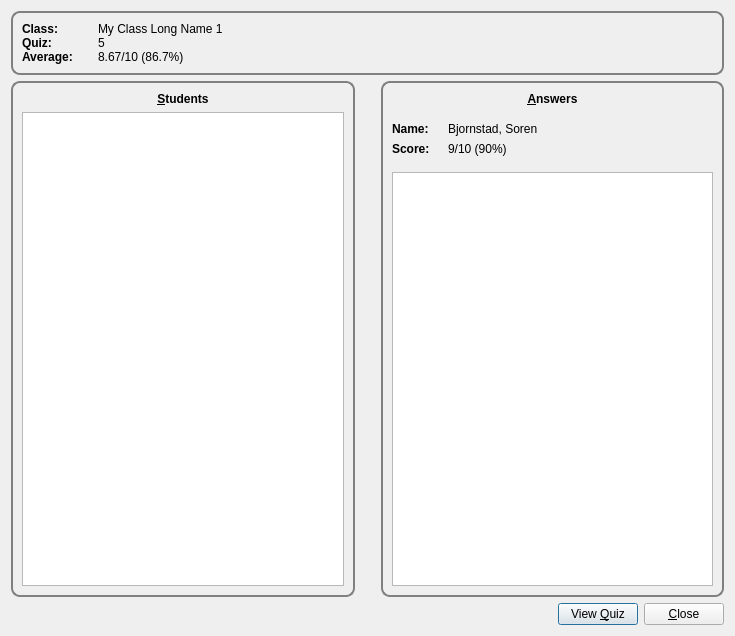
The window that designer/results.ui (sobjornstad/clicker-quiz-manager) describes before a commit, drawn with Qt 5.
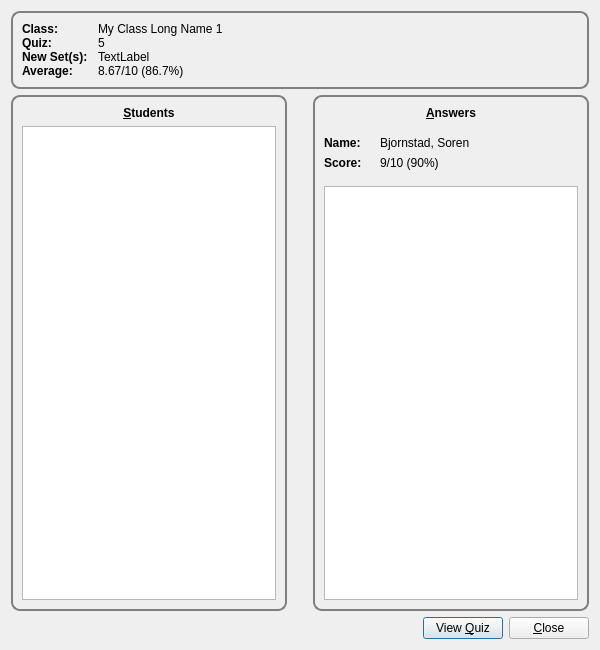
The same window after the commit.

Commit message:
implement viewing of results
Does what it says on the tin.

Diff of the .ui file:
```diff
--- a/designer/results.ui
+++ b/designer/results.ui
@@ -6,8 +6,8 @@
    <rect>
     <x>0</x>
     <y>0</y>
-    <width>735</width>
-    <height>636</height>
+    <width>600</width>
+    <height>650</height>
    </rect>
   </property>
   <property name="windowTitle">
@@ -49,7 +49,7 @@
             </property>
            </widget>
           </item>
-          <item row="2" column="0">
+          <item row="3" column="0">
            <widget class="QLabel" name="label_7">
             <property name="minimumSize">
              <size>
@@ -68,7 +68,7 @@
             </property>
            </widget>
           </item>
-          <item row="2" column="1">
+          <item row="3" column="1">
            <widget class="QLabel" name="averageLabel">
             <property name="text">
              <string>8.67/10 (86.7%)</string>
@@ -89,6 +89,20 @@
             </property>
            </widget>
           </item>
+          <item row="2" column="0">
+           <widget class="QLabel" name="label_4">
+            <property name="text">
+             <string>&lt;html&gt;&lt;head/&gt;&lt;body&gt;&lt;p&gt;&lt;span style=&quot; font-weight:600;&quot;&gt;New Set(s):&lt;/span&gt;&lt;/p&gt;&lt;/body&gt;&lt;/html&gt;</string>
+            </property>
+           </widget>
+          </item>
+          <item row="2" column="1">
+           <widget class="QLabel" name="newSetsLabel">
+            <property name="text">
+             <string>TextLabel</string>
+            </property>
+           </widget>
+          </item>
          </layout>
         </item>
        </layout>
@@ -273,7 +287,26 @@
              </spacer>
             </item>
             <item>
-             <widget class="QTableView" name="stuAnswersTable"/>
+             <widget class="QTableView" name="stuAnswersTable">
+              <property name="alternatingRowColors">
+               <bool>true</bool>
+              </property>
+              <property name="selectionBehavior">
+               <enum>QAbstractItemView::SelectRows</enum>
+              </property>
+              <property name="showGrid">
+               <bool>false</bool>
+              </property>
+              <attribute name="horizontalHeaderHighlightSections">
+               <bool>false</bool>
+              </attribute>
+              <attribute name="horizontalHeaderStretchLastSection">
+               <bool>true</bool>
+              </attribute>
+              <attribute name="verticalHeaderVisible">
+               <bool>false</bool>
+              </attribute>
+             </widget>
             </item>
            </layout>
           </item>
```
The commit also changes 4 other files.
